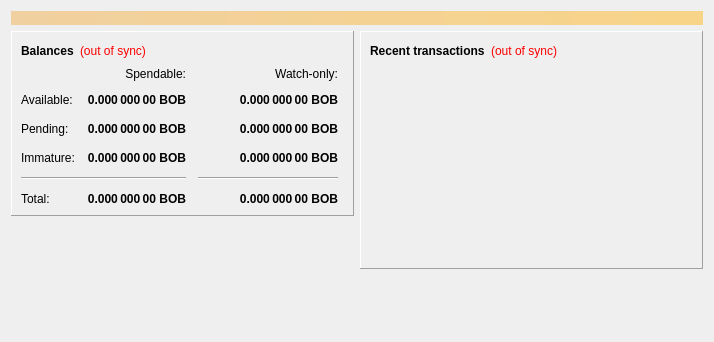
Qt form src/qt/forms/overviewpage.ui (dobbscoin/dobbscoin-source) before a commit.
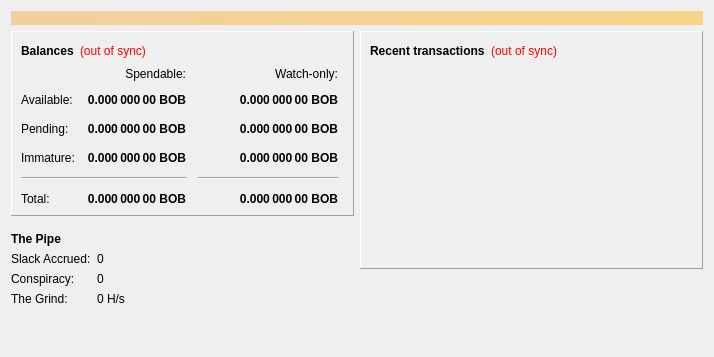
The same form after that commit. Icons and pictures are not drawn.

Commit message: qt: Overview "The Pipe" chain-vitals panel

```diff
--- a/src/qt/forms/overviewpage.ui
+++ b/src/qt/forms/overviewpage.ui
@@ -398,6 +398,95 @@
         </widget>
        </item>
 
+       <item>
+        <widget class="QWidget" name="widgetVitals" native="true">
+         <layout class="QVBoxLayout" name="verticalLayoutVitals">
+          <property name="leftMargin">
+           <number>0</number>
+          </property>
+          <property name="topMargin">
+           <number>10</number>
+          </property>
+          <property name="rightMargin">
+           <number>0</number>
+          </property>
+          <property name="bottomMargin">
+           <number>0</number>
+          </property>
+          <item>
+           <widget class="QLabel" name="labelVitalsTitle">
+            <property name="font">
+             <font>
+              <weight>75</weight>
+              <bold>true</bold>
+             </font>
+            </property>
+            <property name="text">
+             <string>The Pipe</string>
+            </property>
+            <property name="toolTip">
+             <string>What the Conspiracy is up against, and what it is costing them.</string>
+            </property>
+           </widget>
+          </item>
+          <item>
+           <layout class="QFormLayout" name="formLayoutVitals">
+            <item row="0" column="0">
+             <widget class="QLabel" name="labelVitalsHeightText">
+              <property name="text">
+               <string>Slack Accrued:</string>
+              </property>
+              <property name="toolTip">
+               <string>Blocks piled up since "Bob" started counting.</string>
+              </property>
+             </widget>
+            </item>
+            <item row="0" column="1">
+             <widget class="QLabel" name="labelVitalsHeight">
+              <property name="text">
+               <string>0</string>
+              </property>
+             </widget>
+            </item>
+            <item row="1" column="0">
+             <widget class="QLabel" name="labelVitalsDiffText">
+              <property name="text">
+               <string>Conspiracy:</string>
+              </property>
+              <property name="toolTip">
+               <string>How hard the Normals are making it right now, against the recent average.</string>
+              </property>
+             </widget>
+            </item>
+            <item row="1" column="1">
+             <widget class="QLabel" name="labelVitalsDiff">
+              <property name="text">
+               <string>0</string>
+              </property>
+             </widget>
+            </item>
+            <item row="2" column="0">
+             <widget class="QLabel" name="labelVitalsHashText">
+              <property name="text">
+               <string>The Grind:</string>
+              </property>
+              <property name="toolTip">
+               <string>Total effort every machine on the network is throwing at it.</string>
+              </property>
+             </widget>
+            </item>
+            <item row="2" column="1">
+             <widget class="QLabel" name="labelVitalsHash">
+              <property name="text">
+               <string>0 H/s</string>
+              </property>
+             </widget>
+            </item>
+           </layout>
+          </item>
+         </layout>
+        </widget>
+       </item>
        <item>
         <widget class="QLabel" name="label_6">
          <property name="pixmap">
```
The commit also changes 4 other files.
